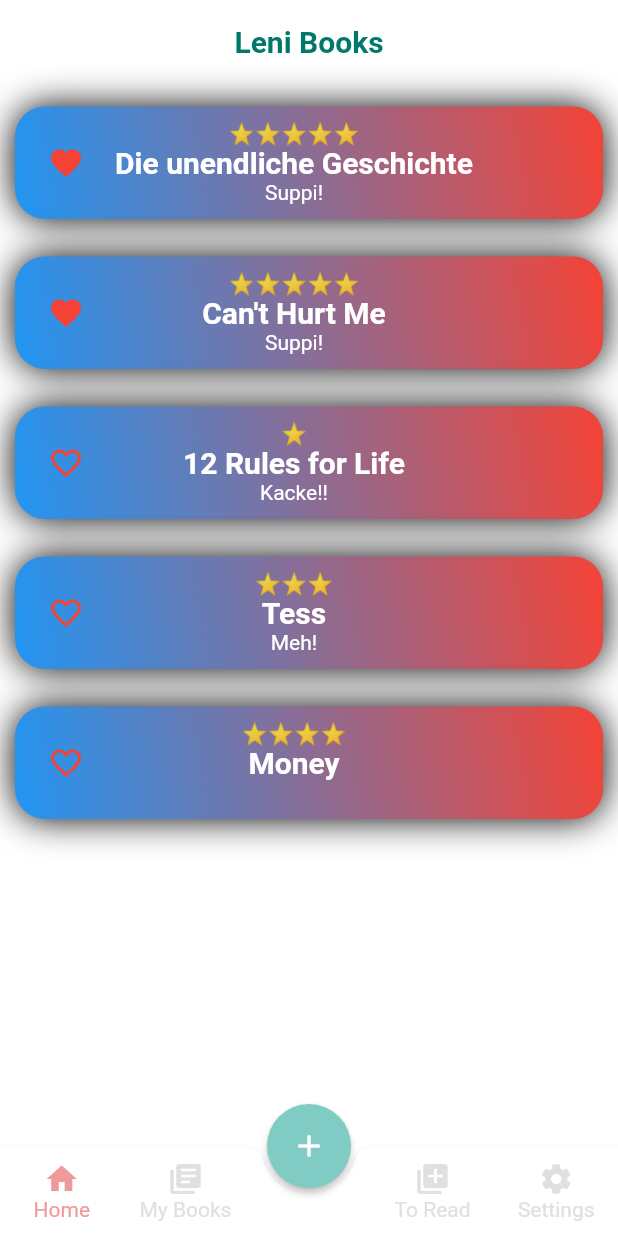
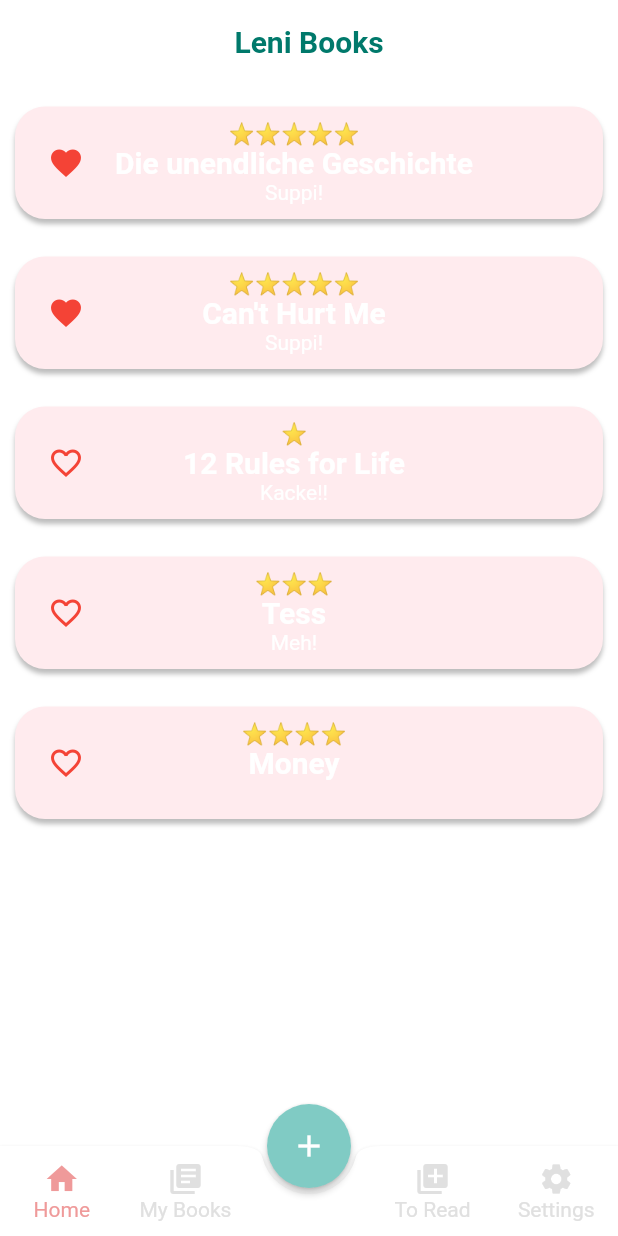
Before and after one commit to MarkusZoppelt/LeniBooks, a Flutter app: the screen it shows after launch, on a phone screen of 412 x 824 dp. Run offline on Flutter 3.47's test engine with Material 2 defaults, Android fonts, the phone set to English and light mode, and no system bars; our stand-ins replace share.

Commit message:
Restructured the layouts-folder a bit

```diff
--- a/lib/UI/elements/book_tile.dart
+++ b/lib/UI/elements/book_tile.dart
@@ -1,6 +1,6 @@
 import 'package:flutter/material.dart';
 import 'package:LeniBooks/Model/book.dart';
-import 'package:LeniBooks/UI/detailed_book_view.dart';
+import 'package:LeniBooks/UI/layouts/views/detailed_book_view.dart';
 
 class BookTile extends StatelessWidget {
   final String title;
@@ -91,16 +91,12 @@
           // height: 100,
           decoration: ShapeDecoration.fromBoxDecoration(
             BoxDecoration(
-              // color: Colors.grey,
-              gradient: LinearGradient(
-                begin: Alignment.topRight,
-                end: Alignment.bottomLeft,
-                colors: [Colors.red, Colors.blue],
-              ),
+              color: Colors.red[50],
               boxShadow: [
                 new BoxShadow(
-                  color: Colors.black,
-                  blurRadius: 20.0,
+                  color: Colors.black26,
+                  blurRadius: 2.0,
+                  offset: Offset(0.0, 3.0)
                 ),
               ],
               borderRadius: BorderRadius.circular(20.0),
--- a/lib/UI/add_book_dialogue.dart
+++ b/lib/UI/layouts/dialogues/add_book_dialogue.dart
@@ -1,5 +1,5 @@
 import 'package:flutter/material.dart';
-import '../Model/book.dart';
+import '../../../Model/book.dart';
 
 class AddBookDialogue extends StatefulWidget {
   final void Function(Book book) addBook;
--- a/lib/UI/detailed_book_view.dart
+++ b/lib/UI/layouts/views/detailed_book_view.dart
@@ -1,6 +1,5 @@
-import 'package:LeniBooks/main.dart';
 import 'package:flutter/material.dart';
-import '../Model/book.dart';
+import 'package:LeniBooks/Model/book.dart';
 import 'package:share/share.dart';
 
 class DetailedBookView extends StatelessWidget {
--- a/lib/main.dart
+++ b/lib/main.dart
@@ -3,7 +3,6 @@
 import 'package:LeniBooks/UI/layouts/pages/to_read_page.dart';
 import 'package:flutter/material.dart';
 import 'package:LeniBooks/UI/layouts/main_layout.dart';
-import 'UI/add_book_dialogue.dart';
 import 'UI/layouts/pages/all_books_page.dart';
 
 void main() {
```
Also changed, not shown: lib/UI/layouts/dialogues/user_input.dart (renamed from lib/UI/layouts/user_input.dart).
